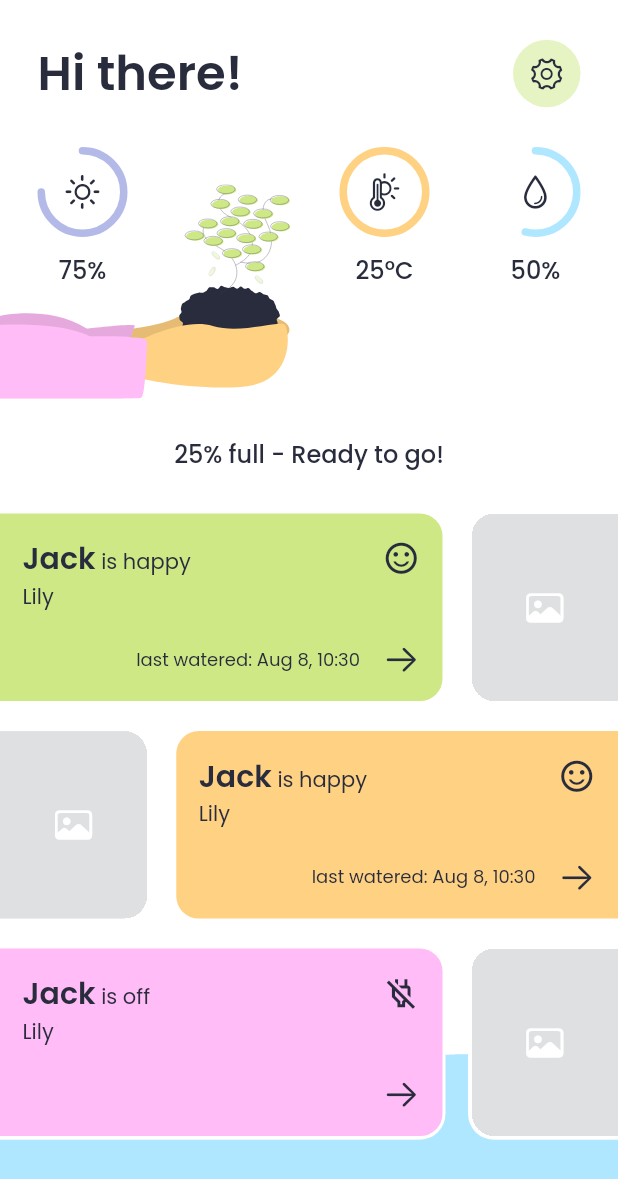
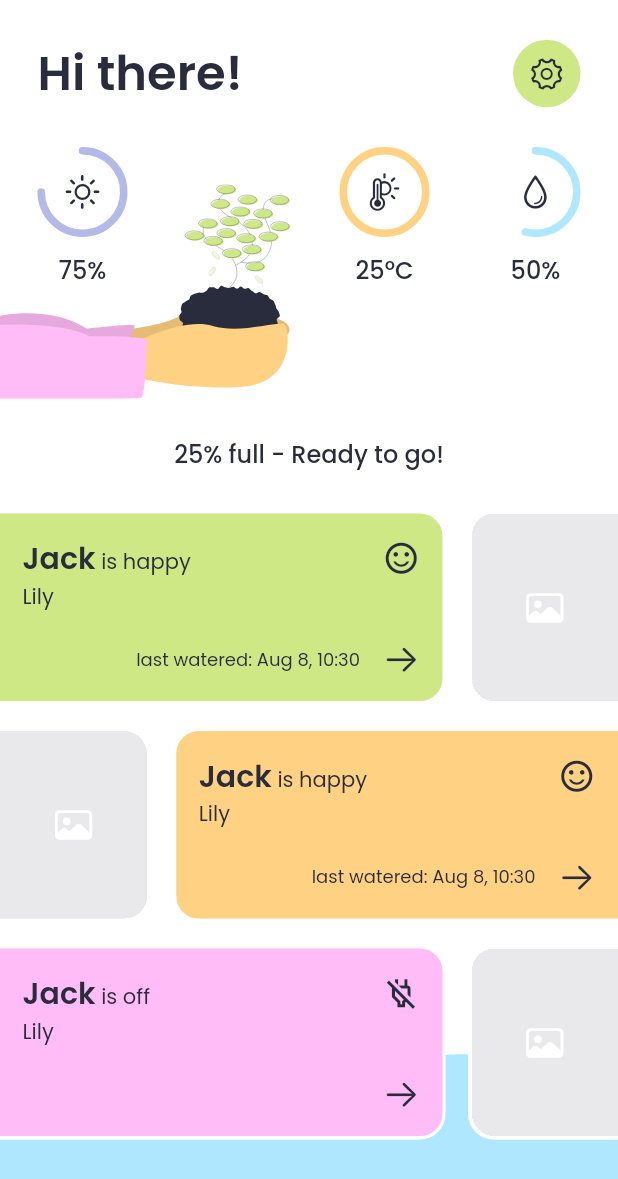
Before and after one commit to JakesMD/Calla, a Flutter app: the screen it shows after launch, on a phone screen of 412 x 824 dp. Shown: the top 1179 px of the screen. Run offline on Flutter 3.47's test engine with Material 2 defaults, Android fonts, the phone set to English and light mode, and no system bars; drawn by our look-alikes of liquid_progress_indicator, percent_indicator; our stand-ins replace flutter_svg, get, google_fonts.

Commit message:
Add app bar

```diff
--- a/calla-app/lib/views/widgets/circular_icon_button.dart
+++ b/calla-app/lib/views/widgets/circular_icon_button.dart
@@ -16,7 +16,7 @@ class MyCircularIconButton extends StatelessWidget {
       height: MySizeTheme.buttonHeight,
       width: MySizeTheme.buttonHeight,
       borderRadius: MySizeTheme.buttonHeight / 2,
-      color: AppCtl.to.colors.green.withOpacity(0.5),
+      color: AppCtl.to.colors.green,
       onTap: onTap,
       child: MyIcon(icon),
     );
--- a/calla-app/lib/views/widgets/clickable.dart
+++ b/calla-app/lib/views/widgets/clickable.dart
@@ -26,15 +26,18 @@ class MyClickable extends StatelessWidget {
     return InkWell(
       onTap: onTap,
       borderRadius: BorderRadius.circular(borderRadius ?? 0),
+      // For some reason setting the ink color makes it hide beneath everything else in a stack.
       child: Ink(
         width: width,
         height: height,
-        padding: padding,
-        decoration: BoxDecoration(
-          color: color != null ? (onTap != null ? color : color!.withOpacity(0.5)) : null,
-          borderRadius: BorderRadius.circular(borderRadius ?? 0),
+        child: Container(
+          padding: padding,
+          decoration: BoxDecoration(
+            color: color,
+            borderRadius: BorderRadius.circular(borderRadius ?? 0),
+          ),
+          child: Center(child: child),
         ),
-        child: Center(child: child),
       ),
     );
   }
--- a/calla-app/lib/views/widgets/file_image.dart
+++ b/calla-app/lib/views/widgets/file_image.dart
@@ -7,12 +7,27 @@ import 'package:flutter/cupertino.dart';
 /// A custom image.
 class MyFileImage extends StatelessWidget {
   final String path;
-  const MyFileImage(this.path, {Key? key}) : super(key: key);
+  final double? width;
+  final double? height;
+  final BorderRadius? borderRadius;
+
+  const MyFileImage(
+    this.path, {
+    Key? key,
+    this.width,
+    this.height,
+    this.borderRadius,
+  }) : super(key: key);
 
   @override
   Widget build(BuildContext context) {
     return Container(
-      color: AppCtl.to.colors.text.withOpacity(0.15),
+      width: width,
+      height: height,
+      decoration: BoxDecoration(
+        color: AppCtl.to.colors.text.withOpacity(0.1),
+        borderRadius: borderRadius,
+      ),
       child: MyIcon(
         CupertinoIcons.photo,
         color: AppCtl.to.colors.background,
--- a/calla-app/lib/views/widgets/widgets.dart
+++ b/calla-app/lib/views/widgets/widgets.dart
@@ -11,6 +11,7 @@ export 'clickable.dart';
 export 'icon.dart';
 export 'circular_icon_button.dart';
 export 'file_image.dart';
+export 'app_bar.dart';
 
 // views/pages/home/widgets/
 export '../pages/home/widgets/home_page_app_bar.dart';
```
Also changed, not shown: calla-app/lib/views/pages/plant/plant_page.dart (+36 -1 lines), calla-app/lib/views/widgets/app_bar.dart (added, +36 -0 lines).
